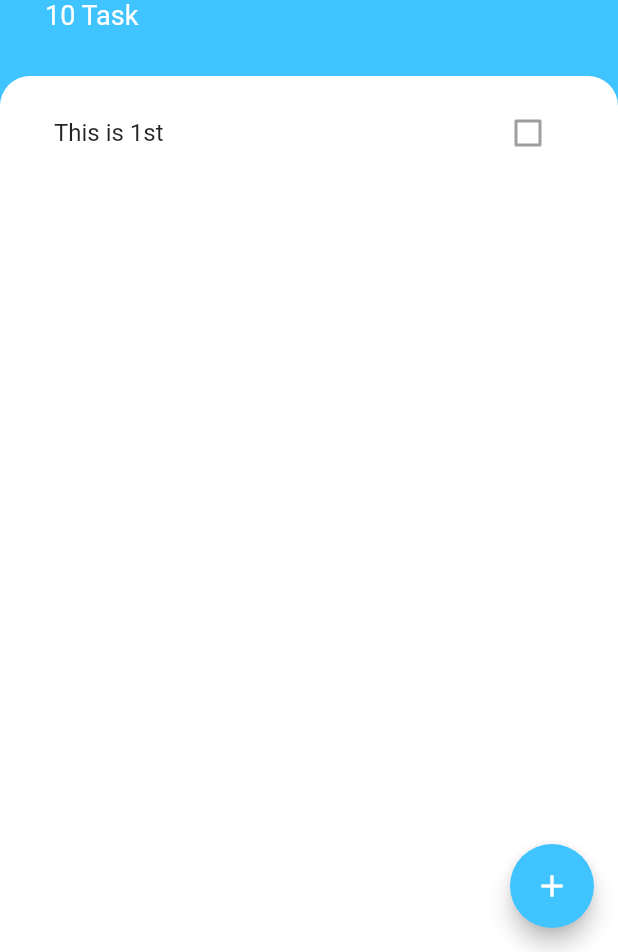
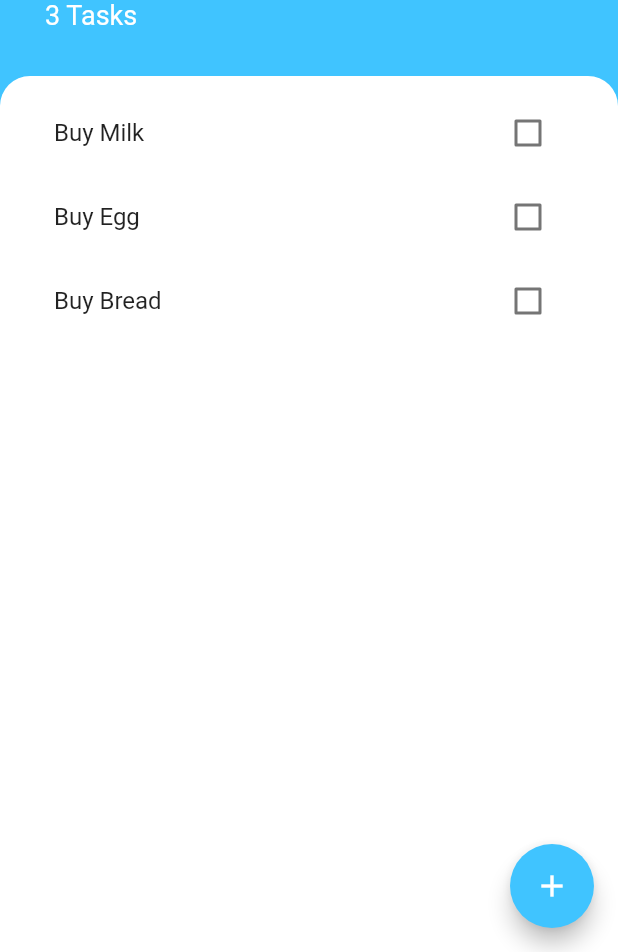
Before and after one commit to Sirbinod/Todo_App_with-Flutter_Provider, a Flutter app: the screen it shows after launch, on a phone screen of 412 x 824 dp, the part 284-1236 px from its top. Run offline on Flutter 3.47's test engine with Material 2 defaults, Android fonts, the phone set to English and light mode, and no system bars.

Commit message:
provider issue

```diff
--- a/lib/homeScreen.dart
+++ b/lib/homeScreen.dart
@@ -1,4 +1,6 @@
 import 'package:flutter/material.dart';
+import 'package:provider/provider.dart';
+import 'package:todo/mode/taskData.dart';
 import 'package:todo/widget/addTask.dart';
 import 'package:todo/widget/taskList.dart';
 
@@ -48,7 +50,7 @@ class HomeScreen extends StatelessWidget {
                         fontWeight: FontWeight.w700),
                   ),
                   Text(
-                    "10 Task",
+                    '${Provider.of<TaskData>(context).taskCount} Tasks',
                     style: TextStyle(color: Colors.white, fontSize: 18.0),
                   )
                 ],
--- a/lib/main.dart
+++ b/lib/main.dart
@@ -1,5 +1,7 @@
 import 'package:flutter/material.dart';
+import 'package:provider/provider.dart';
 import 'package:todo/homeScreen.dart';
+import 'package:todo/mode/taskData.dart';
 
 void main() {
   runApp(MyApp());
@@ -9,9 +11,12 @@ class MyApp extends StatelessWidget {
   // This widget is the root of your application.
   @override
   Widget build(BuildContext context) {
-    return MaterialApp(
-      title: 'ToDo',
-      home: HomeScreen(),
+    return ChangeNotifierProvider(
+      create: (_) => TaskData(),
+      child: MaterialApp(
+        title: 'ToDo',
+        home: HomeScreen(),
+      ),
     );
   }
 }
--- /dev/null
+++ b/lib/mode/task.dart
@@ -0,0 +1,10 @@
+class Task {
+  final String name;
+  bool isDone;
+
+  Task({this.name, this.isDone = false});
+
+  void toggleDone() {
+    isDone = !isDone;
+  }
+}
--- /dev/null
+++ b/lib/mode/taskData.dart
@@ -0,0 +1,35 @@
+import 'package:flutter/material.dart';
+import 'dart:collection';
+
+import 'package:todo/mode/task.dart';
+
+class TaskData extends ChangeNotifier {
+  List<Task> _tasks = [
+    Task(name: 'Buy Milk'),
+    Task(name: 'Buy Egg'),
+    Task(name: 'Buy Bread')
+  ];
+  UnmodifiableListView<Task> get tasks {
+    return UnmodifiableListView(_tasks);
+  }
+
+  int get taskCount {
+    return _tasks.length;
+  }
+
+  void addTask(String newTaskTitle) {
+    final task = Task(name: newTaskTitle);
+    _tasks.add(task);
+    notifyListeners();
+  }
+
+  void updateTask(Task task) {
+    task.toggleDone();
+    notifyListeners();
+  }
+
+  void deletetask(Task task) {
+    _tasks.remove(task);
+    notifyListeners();
+  }
+}
--- a/lib/widget/taskList.dart
+++ b/lib/widget/taskList.dart
@@ -1,13 +1,28 @@
 import 'package:flutter/material.dart';
+import 'package:todo/mode/taskData.dart';
 import 'package:todo/widget/taskTile.dart';
+import 'package:provider/provider.dart';
 
 class TaskList extends StatelessWidget {
   @override
   Widget build(BuildContext context) {
-    return ListView(
-      children: [
-        TaskTile(),
-      ],
-    );
+    return Consumer<TaskData>(builder: (context, taskData, child) {
+      return ListView.builder(
+        itemBuilder: (context, index) {
+          final task = taskData.tasks[index];
+          return TaskTile(
+            taskTitle: task.name,
+            isChecked: task.isDone,
+            checkboxCallback: (checkbosState) {
+              taskData.updateTask(task);
+            },
+            longPressCallback: () {
+              taskData.deletetask(task);
+            },
+          );
+        },
+        itemCount: taskData.taskCount,
+      );
+    });
   }
 }
--- a/lib/widget/taskTile.dart
+++ b/lib/widget/taskTile.dart
@@ -1,12 +1,30 @@
 import 'package:flutter/material.dart';
+import 'package:flutter/rendering.dart';
 
 class TaskTile extends StatelessWidget {
+  final bool isChecked;
+  final String taskTitle;
+  final Function checkboxCallback;
+  final Function longPressCallback;
+  const TaskTile(
+      {this.isChecked,
+      this.taskTitle,
+      this.checkboxCallback,
+      this.longPressCallback});
+
   @override
   Widget build(BuildContext context) {
     return ListTile(
-      title: Text("This is 1st"),
+      onLongPress: longPressCallback,
+      title: Text(
+        taskTitle,
+        style: TextStyle(
+            decoration: isChecked ? TextDecoration.lineThrough : null),
+      ),
       trailing: Checkbox(
-        value: false,
+        activeColor: Colors.lightBlueAccent,
+        value: isChecked,
+        onChanged: checkboxCallback,
       ),
     );
   }
--- a/pubspec.yaml
+++ b/pubspec.yaml
@@ -3,7 +3,7 @@ description: A new Flutter project.
 
 # The following line prevents the package from being accidentally published to
 # pub.dev using `pub publish`. This is preferred for private packages.
-publish_to: 'none' # Remove this line if you wish to publish to pub.dev
+publish_to: "none" # Remove this line if you wish to publish to pub.dev
 
 # The following defines the version and build number for your application.
 # A version number is three numbers separated by dots, like 1.2.43
@@ -24,10 +24,10 @@ dependencies:
   flutter:
     sdk: flutter
 
-
   # The following adds the Cupertino Icons font to your application.
   # Use with the CupertinoIcons class for iOS style icons.
   cupertino_icons: ^1.0.2
+  provider: ^3.0.0+1
 
 dev_dependencies:
   flutter_test:
@@ -38,7 +38,6 @@ dev_dependencies:
 
 # The following section is specific to Flutter.
 flutter:
-
   # The following line ensures that the Material Icons font is
   # included with your application, so that you can use the icons in
   # the material Icons class.
```
Also changed, not shown: lib/widget/addTask.dart (+14 -2 lines), pubspec.lock.
